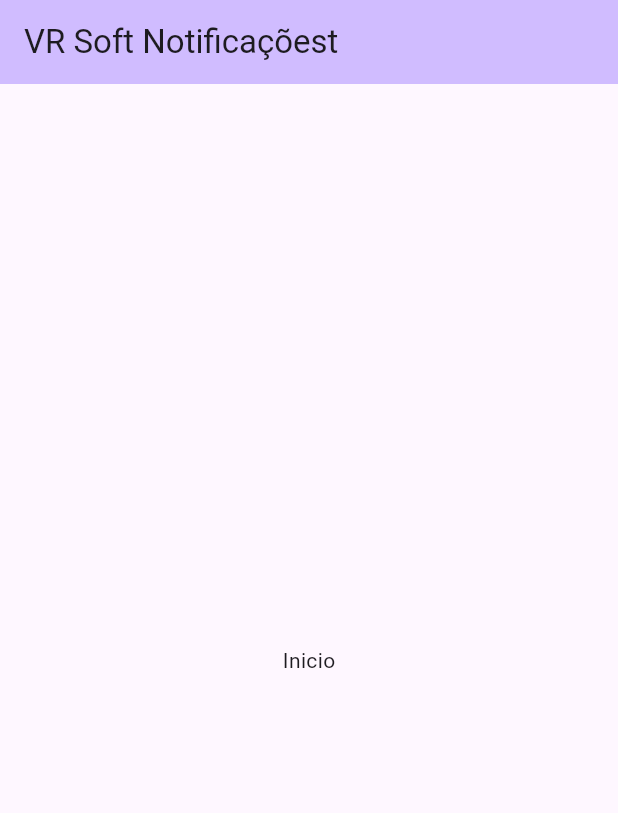
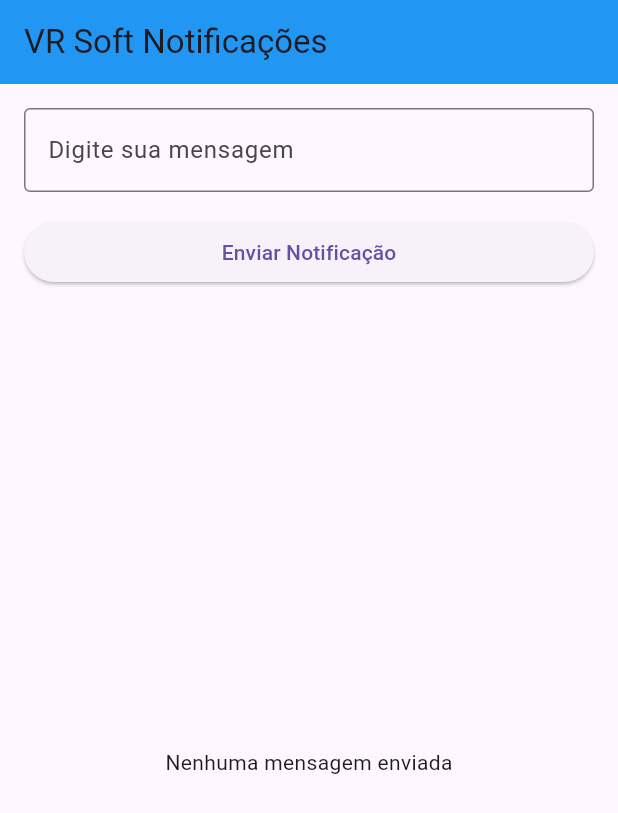
Before and after one commit to Dithan/vr-software, a Flutter app: the screen it shows after launch, on a phone screen of 412 x 824 dp. Shown: the top 813 px of the screen. Run offline on Flutter 3.47's test engine with Material 3 defaults, Android fonts, the phone set to English and light mode, and no system bars.

Commit message:
Feat: Frontend e projeto finalizado

```diff
--- a/frontend/lib/main.dart
+++ b/frontend/lib/main.dart
@@ -1,29 +1,19 @@
 import 'package:flutter/material.dart';
+import 'package:frontend/screens/notification_screen.dart';
 
 void main() {
-  runApp(const MyApp());
+  runApp(MyApp());
 }
 
 class MyApp extends StatelessWidget {
-  const MyApp({super.key});
-
   @override
   Widget build(BuildContext context) {
     return MaterialApp(
       title: 'VR Soft Notificações',
       theme: ThemeData(
-        colorScheme: ColorScheme.fromSeed(seedColor: Colors.deepPurple),
-        useMaterial3: true,
+        primarySwatch: Colors.blue,
       ),
-      home: Scaffold(
-        appBar: AppBar(
-          backgroundColor: Theme.of(context).colorScheme.inversePrimary,
-          title: Text('VR Soft Notificaçõest'),
-        ),
-        body: Center(
-          child: Text('Inicio'),
-        ),
-      ),
+      home: NotificationScreen(),
     );
   }
 }
--- /dev/null
+++ b/frontend/lib/models/mensagem.dart
@@ -0,0 +1,7 @@
+class Mensagem {
+  final String id;
+  final String texto;
+  String status;
+
+  Mensagem(this.id, this.texto, this.status);
+}
--- /dev/null
+++ b/frontend/lib/screens/notification_screen.dart
@@ -0,0 +1,154 @@
+import 'dart:async';
+import 'dart:convert';
+import 'package:flutter/material.dart';
+import 'package:frontend/models/mensagem.dart';
+import 'package:frontend/widgets/build_status.dart';
+import 'package:uuid/uuid.dart';
+import 'package:http/http.dart' as http;
+
+class NotificationScreen extends StatefulWidget {
+  const NotificationScreen({super.key});
+
+  @override
+  State<NotificationScreen> createState() => _NotificationScreenState();
+}
+
+class _NotificationScreenState extends State<NotificationScreen> {
+  final _controller = TextEditingController();
+  final List<Mensagem> _mensagens = [];
+  Timer? _timer;
+
+  // URL Backend
+  final String url = 'http://localhost:8080';
+
+  @override
+  void initState() {
+    super.initState();
+    _timer = Timer.periodic(Duration(seconds: 3), (_) => _verificaStatus());
+  }
+
+  @override
+  void dispose() {
+    _timer?.cancel();
+    _controller.dispose();
+    super.dispose();
+  }
+
+  // Função que envia a mensagem
+  Future<void> _enviarMensagem() async {
+    if (_controller.text.isEmpty) return;
+
+    final id = Uuid().v4();
+    final texto = _controller.text;
+
+    setState(() {
+      _mensagens.insert(0, Mensagem(id, texto, 'AGUARDANDO_PROCESSAMENTO'));
+    });
+
+    try {
+      // Envia no Backend
+      final response = await http.post(
+        Uri.parse('$url/api/notificar'),
+        headers: {'Content-Type': 'application/json'},
+        body: jsonEncode({
+          'mensagemId': id,
+          'conteudoMensagem': texto,
+        }),
+      );
+
+      if (response.statusCode == 202) {
+        _controller.clear();
+        ScaffoldMessenger.of(context).showSnackBar(
+          SnackBar(
+            content: Text('✅ Mensagem enviada!'),
+          ),
+        );
+      }
+    } catch (e) {
+      ScaffoldMessenger.of(context).showSnackBar(
+        SnackBar(
+          content: Text('❌ Erro na conexão'),
+        ),
+      );
+    }
+  }
+
+  // Verifica o status das mensagens
+  Future<void> _verificaStatus() async {
+    for (var msg in _mensagens) {
+      if (msg.status == 'AGUARDANDO_PROCESSAMENTO' ||
+          msg.status == 'RECEBIDA_PARA_PROCESSAMENTO') {
+        try {
+          final response = await http.get(
+            Uri.parse('$url/api/notificacao/status/${msg.id}'),
+          );
+          if (response.statusCode == 200) {
+            final data = jsonDecode(response.body);
+            setState(() {
+              msg.status = data['status'];
+            });
+          }
+        } catch (e) {
+          print('Erro: $e');
+        }
+      }
+    }
+  }
+
+  @override
+  Widget build(BuildContext context) {
+    return Scaffold(
+      appBar: AppBar(
+        title: Text('VR Soft Notificações'),
+        backgroundColor: Colors.blue,
+      ),
+      body: Padding(
+        padding: EdgeInsets.all(16),
+        child: Column(
+          children: [
+            // Campo de texto
+            TextField(
+              controller: _controller,
+              decoration: InputDecoration(
+                labelText: 'Digite sua mensagem',
+                border: OutlineInputBorder(),
+              ),
+            ),
+
+            SizedBox(height: 16),
+
+            // Botão enviar
+            SizedBox(
+              width: double.infinity,
+              child: ElevatedButton(
+                onPressed: _enviarMensagem,
+                child: Text('Enviar Notificação'),
+              ),
+            ),
+
+            SizedBox(height: 16),
+
+            // Lista de mensagens
+            Expanded(
+              child: _mensagens.isEmpty
+                  ? Center(child: Text('Nenhuma mensagem enviada'))
+                  : ListView.builder(
+                      itemCount: _mensagens.length,
+                      itemBuilder: (context, index) {
+                        final msg = _mensagens[index];
+                        return Card(
+                          child: ListTile(
+                            title: Text(msg.texto),
+                            subtitle: Text('ID: ${msg.id.substring(0, 8)}...'),
+                            trailing: BuildStatus(status: msg.status),
+                          ),
+                        );
+                      },
+                    ),
+            ),
+          ],
+        ),
+      ),
+    );
+  }
+}
```
Also changed, not shown: frontend/lib/widgets/build_status.dart (added, +35 -0 lines), frontend/pubspec.yaml (+4 -3 lines), frontend/pubspec.lock, 2 other files.
